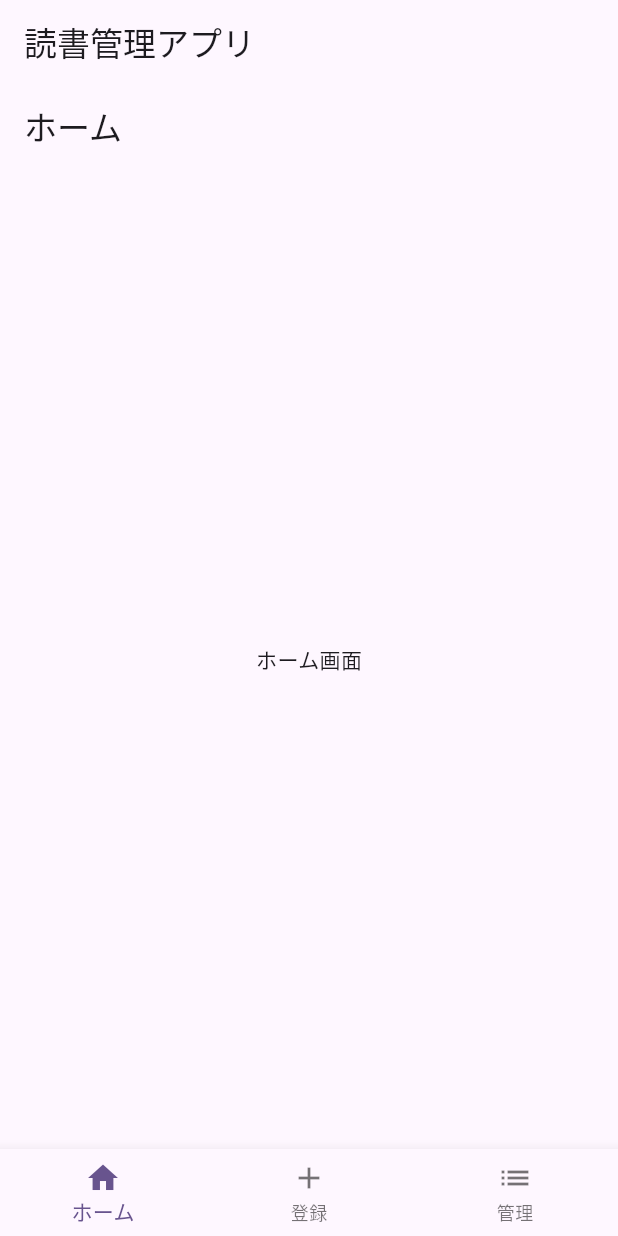
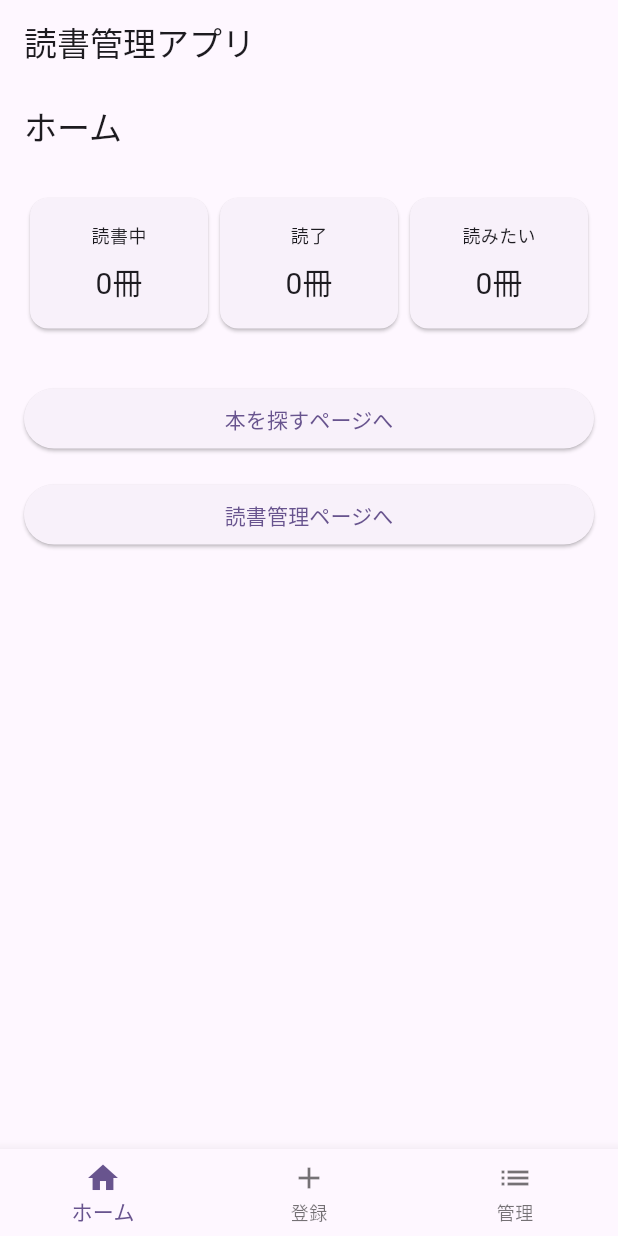
Before and after one commit to takahashigani/Book, a Flutter app: the screen it shows after launch, on a phone screen of 412 x 824 dp. Run offline on Flutter 3.47's test engine with Material 3 defaults, Android fonts, the phone set to English and light mode, and no system bars; our stand-ins replace equatable, flutter_dotenv, flutter_riverpod; network calls fail.

Commit message:
feat : ホーム画面

```diff
--- a/frontend/lib/presentation/pages/home/home_page.dart
+++ b/frontend/lib/presentation/pages/home/home_page.dart
@@ -1,15 +1,89 @@
 import 'package:flutter/material.dart';
 import 'package:flutter_riverpod/flutter_riverpod.dart';
+import 'package:frontend/domain/entities/book.dart';
+import 'package:frontend/providers/presentation_providers.dart';
 
 class HomePage extends ConsumerWidget {
   const HomePage({super.key});
 
   @override
   Widget build(BuildContext context, WidgetRef ref) {
+    final state = ref.watch(managementProvider);
+
+    // 読書状態のカウント
+    final int completedCount = state.books
+        .where((book) => book.readingStatus == ReadingStatus.completed)
+        .length;
+    final int wantToReadCount = state.books
+        .where((book) => book.readingStatus == ReadingStatus.wantToRead)
+        .length;
+    final int readingCount = state.books
+        .where((book) => book.readingStatus == ReadingStatus.reading)
+        .length;
+
     return Scaffold(
-      appBar: AppBar(title: const Text('ホーム')),
-      body: const Center(
-        child: Text('ホーム画面'),
+      appBar: AppBar(title: const Text('ホーム')
+      ),
+      body: Padding(
+        padding: const EdgeInsets.all(16.0),
+        child: Column(
+          crossAxisAlignment: CrossAxisAlignment.stretch,
+          children: [
+            Row(
+              mainAxisAlignment: MainAxisAlignment.spaceEvenly,
+              children: [
+                Expanded(child:
+                  _buildStatusCard('読書中', readingCount, Colors.red),
+                ),
+                Expanded(child:
+                  _buildStatusCard('読了', completedCount, Colors.green),
+                ),
+                Expanded(child:
+                  _buildStatusCard('読みたい', wantToReadCount, Colors.blue),
+                ),
+              ],
+            ),
+            const SizedBox(height: 32),
+            ElevatedButton(
+              onPressed: () {
+                ref.read(navigationIndexProvider.notifier).state = 1;
+              },
+              child: const Text('本を探すページへ'),
+            ),
+            const SizedBox(height: 16),
+            ElevatedButton(
+              onPressed: () {
+                ref.read(navigationIndexProvider.notifier).state = 2;
+              },
+              child: const Text('読書管理ページへ'),
+            ),
+          ]
+        ),
+      ),
+    );
+  }
+
+  Widget _buildStatusCard(String title, int count, Color color) {
+    return Card(
+      child: Padding(
+        padding: EdgeInsets.all(16),
+        child: Column(
+          children: [
+            Text(
+              title,
+              style: TextStyle(
+                fontSize: 12,
+              ),
+            ),
+            const SizedBox(height: 8),
+            Text(
+              '$count冊',
+              style: TextStyle(
+                fontSize: 20,
+              ),
+            ),
+          ],
+        ),
       ),
     );
   }
```
